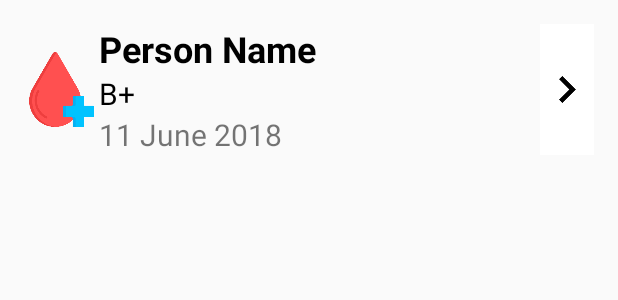
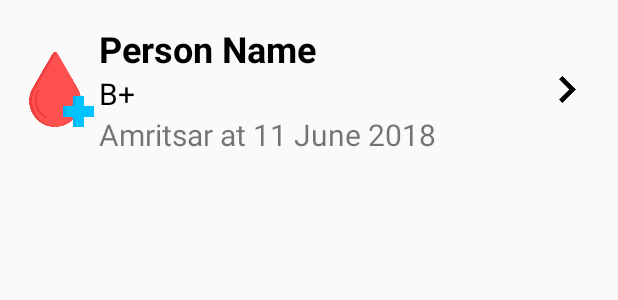
Before and after one commit to hellosahib/BloodDonor-Android, an Android app: the layout custom_item.xml on its own in the app's theme, with its tools: preview values and no code run, on a phone screen of 412 x 824 dp. Shown: the top 300 px of the screen. Run offline under Robolectric (Android 15) with nearby library versions, the phone set to English and light mode, and no system bars.

Commit message:
Commit 8.0
Added DetailView

```diff
--- a/app/src/main/AndroidManifest.xml
+++ b/app/src/main/AndroidManifest.xml
@@ -20,7 +20,8 @@
         <activity android:name=".SignUpActivity" />
         <activity android:name=".DonatorActivity" />
         <activity android:name=".BloodtypeActivity" />
-        <activity android:name=".RequestFormActivity"></activity>
+        <activity android:name=".RequestFormActivity" />
+        <activity android:name=".DetailViewActivity"></activity>
     </application>
 
 </manifest>
--- a/app/src/main/java/tech/rtsproduction/yef/DonatorClass.java
+++ b/app/src/main/java/tech/rtsproduction/yef/DonatorClass.java
@@ -2,9 +2,10 @@ package tech.rtsproduction.yef;
 
 import com.google.firebase.database.DataSnapshot;
 
+import java.io.Serializable;
 import java.util.HashMap;
 
-public class DonatorClass {
+public class DonatorClass implements Serializable {
 
     private String donatorName;
     private String releation;
--- a/app/src/main/java/tech/rtsproduction/yef/RequestAdapter.java
+++ b/app/src/main/java/tech/rtsproduction/yef/RequestAdapter.java
@@ -16,6 +16,8 @@ public class RequestAdapter extends ArrayAdapter<DonatorClass> {
     public RequestAdapter(@NonNull Context context, @NonNull List<DonatorClass> objects) {
         super(context, 0, objects);
     }
+
+
 
     @NonNull
     @Override
@@ -40,7 +42,7 @@ public class RequestAdapter extends ArrayAdapter<DonatorClass> {
 
         donatorName.setText(currentItem.getDonatorName());
         bloodGroupText.setText(currentItem.getBloodType());
-        dateText.setText(currentItem.getRequestDate());
+        dateText.setText(currentItem.getLocation()+" at "+currentItem.getRequestDate());
         return parentView;
     }
 }
--- a/app/src/main/res/layout/custom_item.xml
+++ b/app/src/main/res/layout/custom_item.xml
@@ -1,50 +1,67 @@
 <?xml version="1.0" encoding="utf-8"?>
 <LinearLayout xmlns:android="http://schemas.android.com/apk/res/android"
+    xmlns:tools="http://schemas.android.com/tools"
     android:layout_width="match_parent"
     android:layout_height="wrap_content"
-    xmlns:tools="http://schemas.android.com/tools"
+    android:descendantFocusability="blocksDescendants"
     android:orientation="horizontal"
     android:padding="16dp">
-<ImageView
-    android:layout_width="50dp"
-    android:layout_height="match_parent"
-    android:src="@drawable/blood"
-    android:id="@+id/bloodImage"
-    android:scaleType="fitCenter"/>
+
+    <ImageView
+        android:id="@+id/bloodImage"
+        android:layout_width="50dp"
+        android:layout_height="match_parent"
+        android:clickable="false"
+        android:focusable="false"
+        android:focusableInTouchMode="false"
+        android:scaleType="fitCenter"
+        android:src="@drawable/blood" />
+
     <LinearLayout
         android:layout_width="0dp"
         android:layout_height="wrap_content"
-        android:orientation="vertical"
-        android:layout_weight="1">
+        android:layout_weight="1"
+        android:descendantFocusability="blocksDescendants"
+        android:orientation="vertical">
 
         <TextView
+            android:id="@+id/nameText"
             android:layout_width="wrap_content"
             android:layout_height="wrap_content"
-            tools:text="Person Name"
+            android:clickable="false"
+            android:focusable="false"
+            android:focusableInTouchMode="false"
+            android:textColor="@android:color/black"
             android:textSize="24sp"
-            android:textColor="@android:color/black"
             android:textStyle="bold"
-            android:id="@+id/nameText"
-            />
+            tools:text="Person Name" />
+
         <TextView
+            android:id="@+id/bloodGroupText"
             android:layout_width="wrap_content"
             android:layout_height="wrap_content"
-            tools:text="B+"
+            android:clickable="false"
+            android:focusable="false"
+            android:focusableInTouchMode="false"
+            android:textColor="@android:color/black"
             android:textSize="20sp"
-            android:textColor="@android:color/black"
-            android:id="@+id/bloodGroupText"/>
+            tools:text="B+" />
+
         <TextView
+            android:id="@+id/dateText"
             android:layout_width="wrap_content"
             android:layout_height="wrap_content"
-            tools:text="11 June 2018"
+            android:clickable="false"
+            android:focusable="false"
+            android:focusableInTouchMode="false"
             android:textSize="20sp"
-            android:id="@+id/dateText"
-            />
+            tools:text="Amritsar at 11 June 2018" />
     </LinearLayout>
+
     <ImageButton
         android:layout_width="wrap_content"
         android:layout_height="match_parent"
-        android:src="@drawable/baseline_keyboard_arrow_right_black_36"
-        android:background="@android:color/white"
-        android:clickable="false"/>
+        android:background="@android:color/transparent"
+        android:clickable="false"
+        android:src="@drawable/baseline_keyboard_arrow_right_black_36" />
 </LinearLayout>
```
Also changed, not shown: app/src/main/java/tech/rtsproduction/yef/DetailViewActivity.java (added, +43 -0 lines), app/src/main/java/tech/rtsproduction/yef/DonatorActivity.java (+21 -12 lines), app/src/main/res/layout/activity_detail_view.xml (added, +159 -0 lines), app/src/main/res/layout/activity_donators__page.xml (line endings or trailing spaces), 1 other file.
